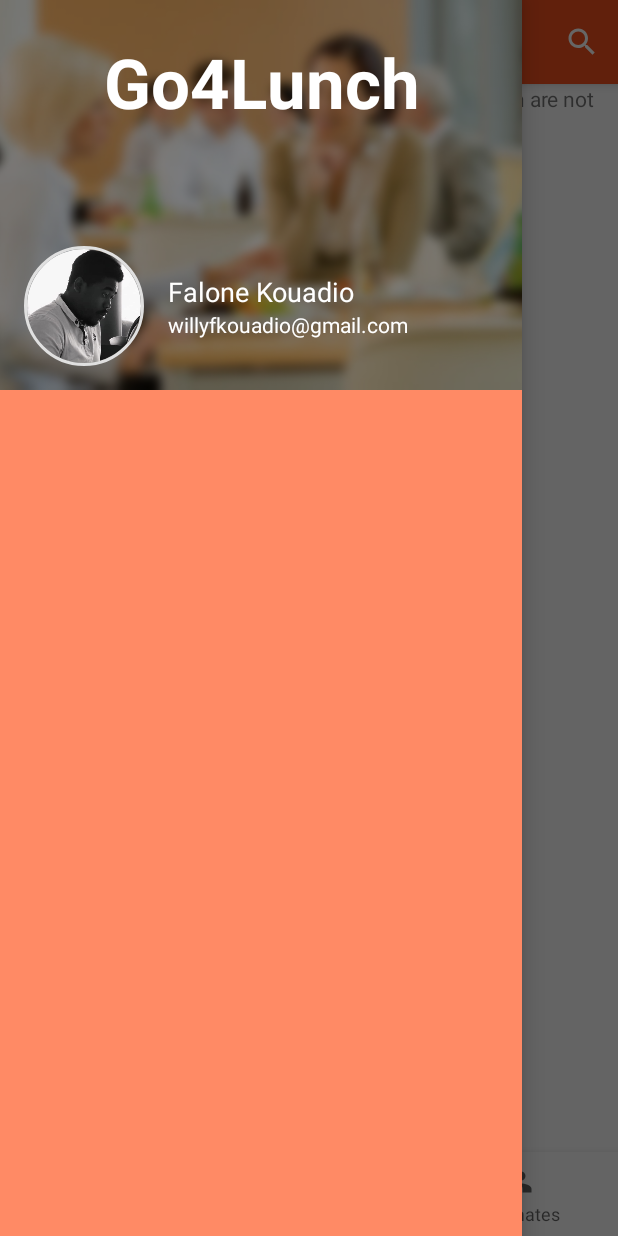
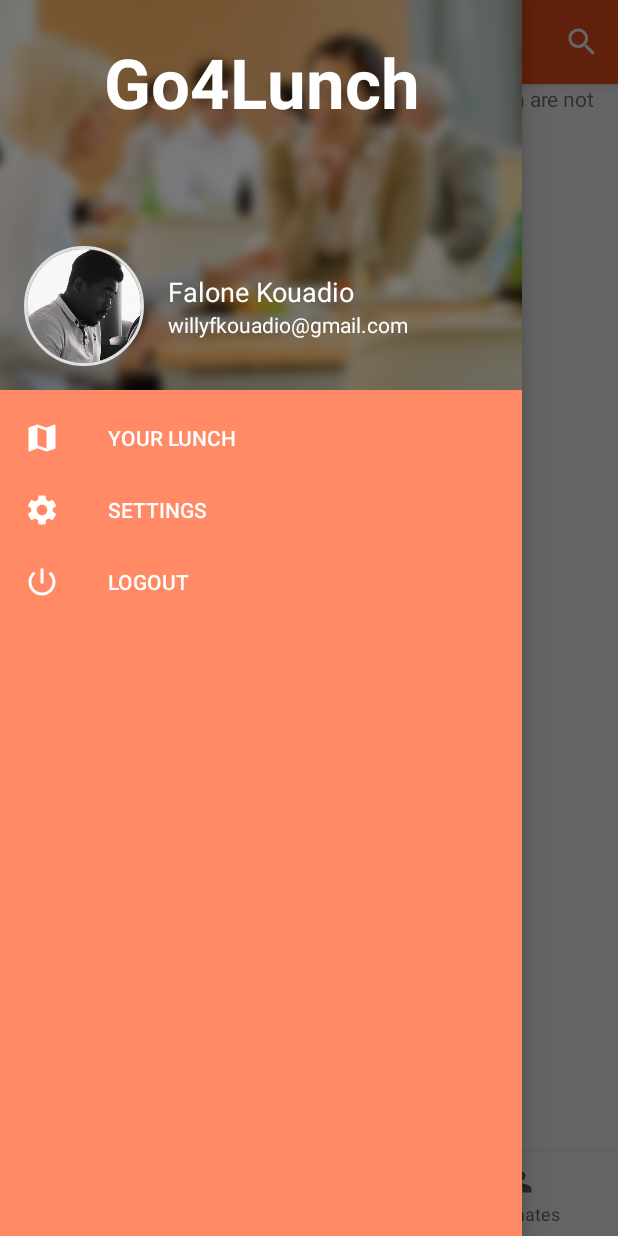
Before and after one commit to willf80/Go4Lunch, an Android app: the screen it shows after launch once a user with an empty profile is signed in (MainActivity), with the side drawer open, on a phone screen of 412 x 824 dp. Run offline under Robolectric (Android 15) with nearby library versions, the phone set to English and light mode, and no system bars; our stand-ins replace ButterKnife, CircleImageView, Firebase (no records; nobody signed in at launch, a user with empty details on screens opened directly), navigation-ui; libraries missing offline, so code that uses them is left out: com.facebook, com.facebook.login; 2 statements that could not run were skipped.

Commit message:
Navigation drawer settings - Add menu - Menu icon color changed

```diff
--- a/app/src/main/java/com/apiman/go4lunch/MainActivity.java
+++ b/app/src/main/java/com/apiman/go4lunch/MainActivity.java
@@ -1,5 +1,6 @@
 package com.apiman.go4lunch;
 
+import android.content.res.ColorStateList;
 import android.os.Bundle;
 import android.view.Menu;
 import android.view.MenuItem;
@@ -89,14 +90,21 @@ public class MainActivity extends AppCompatActivity implements NavigationView.On
 
     // Configure NavigationView
     private void configureNavigationView(){
-        buildNavigationMenu(mNavigationView.getMenu());
+        int[][] states = new int[][]{
+                new int[]{android.R.attr.state_pressed},
+                new int[]{}
+        };
+
+        int[] colors = new int[]{
+                getResources().getColor(R.color.colorGrey300),
+                getResources().getColor(android.R.color.white)
+        };
+
+        ColorStateList colorStateList = new ColorStateList(states, colors);
         mNavigationView.setNavigationItemSelectedListener(this);
+        mNavigationView.setItemTextColor(colorStateList);
+        mNavigationView.setItemIconTintList(colorStateList);
     }
-
-    private void buildNavigationMenu(Menu menu) {
-
-    }
-
 
     private NavController.OnDestinationChangedListener
             mOnDestinationChangedListener= new NavController.OnDestinationChangedListener() {
--- /dev/null
+++ b/app/src/main/res/drawable/ic_power_settings_new_black_24dp.xml
@@ -0,0 +1,5 @@
+<vector android:height="24dp" android:tint="#FFFFFF"
+    android:viewportHeight="24.0" android:viewportWidth="24.0"
+    android:width="24dp" xmlns:android="http://schemas.android.com/apk/res/android">
+    <path android:fillColor="#FF000000" android:pathData="M13,3h-2v10h2L13,3zM17.83,5.17l-1.42,1.42C17.99,7.86 19,9.81 19,12c0,3.87 -3.13,7 -7,7s-7,-3.13 -7,-7c0,-2.19 1.01,-4.14 2.58,-5.42L6.17,5.17C4.23,6.82 3,9.26 3,12c0,4.97 4.03,9 9,9s9,-4.03 9,-9c0,-2.74 -1.23,-5.18 -3.17,-6.83z"/>
+</vector>
--- /dev/null
+++ b/app/src/main/res/drawable/ic_settings_black_24dp.xml
@@ -0,0 +1,5 @@
+<vector android:height="24dp" android:tint="#FFFFFF"
+    android:viewportHeight="24" android:viewportWidth="24"
+    android:width="24dp" xmlns:android="http://schemas.android.com/apk/res/android">
+    <path android:fillColor="#FF000000" android:pathData="M19.1,12.9a2.8,2.8 0,0 0,0.1 -0.9,2.8 2.8,0 0,0 -0.1,-0.9l2.1,-1.6a0.7,0.7 0,0 0,0.1 -0.6L19.4,5.5a0.7,0.7 0,0 0,-0.6 -0.2l-2.4,1a6.5,6.5 0,0 0,-1.6 -0.9l-0.4,-2.6a0.5,0.5 0,0 0,-0.5 -0.4H10.1a0.5,0.5 0,0 0,-0.5 0.4L9.3,5.4a5.6,5.6 0,0 0,-1.7 0.9l-2.4,-1a0.4,0.4 0,0 0,-0.5 0.2l-2,3.4c-0.1,0.2 0,0.4 0.2,0.6l2,1.6a2.8,2.8 0,0 0,-0.1 0.9,2.8 2.8,0 0,0 0.1,0.9L2.8,14.5a0.7,0.7 0,0 0,-0.1 0.6l1.9,3.4a0.7,0.7 0,0 0,0.6 0.2l2.4,-1a6.5,6.5 0,0 0,1.6 0.9l0.4,2.6a0.5,0.5 0,0 0,0.5 0.4h3.8a0.5,0.5 0,0 0,0.5 -0.4l0.3,-2.6a5.6,5.6 0,0 0,1.7 -0.9l2.4,1a0.4,0.4 0,0 0,0.5 -0.2l2,-3.4c0.1,-0.2 0,-0.4 -0.2,-0.6ZM12,15.6A3.6,3.6 0,1 1,15.6 12,3.6 3.6,0 0,1 12,15.6Z"/>
+</vector>
--- a/app/src/main/res/menu/activity_main_menu_drawer.xml
+++ b/app/src/main/res/menu/activity_main_menu_drawer.xml
@@ -2,5 +2,18 @@
 <menu xmlns:android="http://schemas.android.com/apk/res/android"
     xmlns:tools="http://schemas.android.com/tools"
     tools:showIn="navigation_view">
+    <item
+        android:id="@+id/menu_action_your_lunch"
+        android:icon="@drawable/ic_map_black_24dp"
+        android:title="@string/menu_action_your_lunch" />
 
+    <item
+        android:id="@+id/menu_action_settings"
+        android:icon="@drawable/ic_settings_black_24dp"
+        android:title="@string/menu_action_settings" />
+
+    <item
+        android:id="@+id/menu_action_logout"
+        android:icon="@drawable/ic_power_settings_new_black_24dp"
+        android:title="@string/menu_action_logout" />
 </menu>
--- a/app/src/main/res/values/strings.xml
+++ b/app/src/main/res/values/strings.xml
@@ -5,6 +5,10 @@
     <string name="title_workmates">Workmates</string>
     <string name="title_workmates_available">Available workmates</string>
     <string name="search">Search</string>
+
+    <string name="menu_action_your_lunch">YOUR LUNCH</string>
+    <string name="menu_action_settings">SETTINGS</string>
+    <string name="menu_action_logout">LOGOUT</string>
 
     <string name="search_restaurants">Search restaurants</string>
     <string name="search_workmates">Search workmates</string>
```
